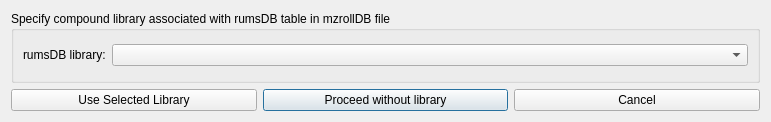
First picture: the form in src/maven/forms/setrumsDBdialog.ui, repository eugenemel/maven, before the edit.
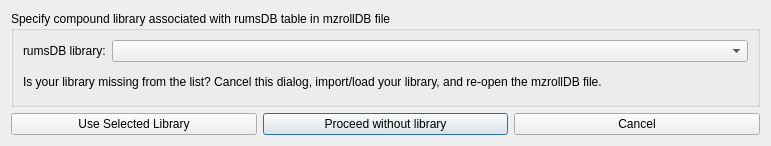
Second picture: the form after the edit.

Commit message: Issue 111: Added warning label to dialog.

Patch:
```diff
--- a/src/maven/forms/setrumsDBdialog.ui
+++ b/src/maven/forms/setrumsDBdialog.ui
@@ -7,7 +7,7 @@
     <x>0</x>
     <y>0</y>
     <width>771</width>
-    <height>122</height>
+    <height>146</height>
    </rect>
   </property>
   <property name="windowTitle">
@@ -58,6 +58,13 @@
         </property>
        </widget>
       </item>
+      <item row="4" column="0" colspan="2">
+       <widget class="QLabel" name="label_2">
+        <property name="text">
+         <string>Is your library missing from the list? Cancel this dialog, import/load your library, and re-open the mzrollDB file.</string>
+        </property>
+       </widget>
+      </item>
      </layout>
     </widget>
    </item>
```
